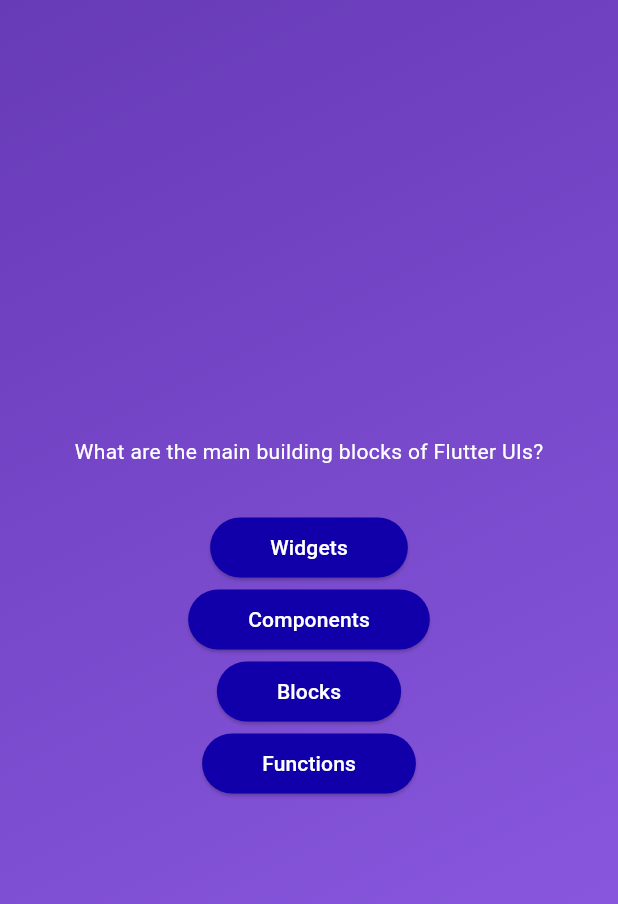
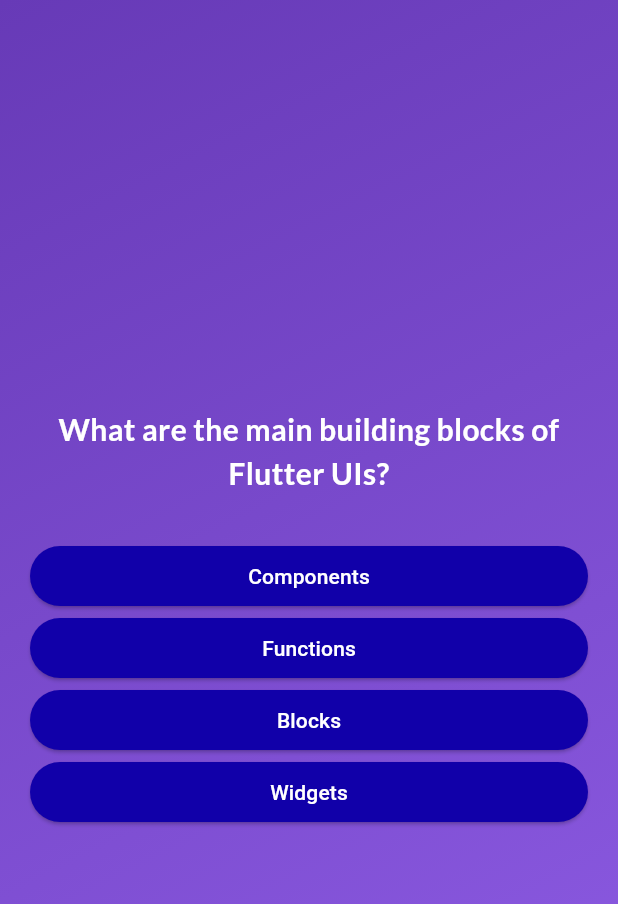
Before and after one commit to aqpbat/quiz_app, a Flutter app: the screen it shows after launch, after a tap on "Start quiz", on a phone screen of 412 x 824 dp. Shown: the top 904 px of the screen. Run offline on Flutter 3.47's test engine with Material 3 defaults, Android fonts, the phone set to English and light mode, and no system bars; our stand-ins replace google_fonts.

Commit message:
Tested MacOS and iOS build, added Google Fonts package, added logic to push answers in List<String>

```diff
--- a/lib/models/quiz_question.dart
+++ b/lib/models/quiz_question.dart
@@ -3,4 +3,10 @@ class QuizQuestion {
 
   final String text;
   final List<String> answers;
+
+  List<String> getShuffledAnswers() {
+    final shuffledList = List.of(answers);
+    shuffledList.shuffle();
+    return shuffledList;
+  }
 }
--- a/lib/screens/questions_screen.dart
+++ b/lib/screens/questions_screen.dart
@@ -1,9 +1,17 @@
 import 'package:flutter/material.dart';
+
+import 'package:google_fonts/google_fonts.dart';
+
 import 'package:quiz_app/screens/answer_button.dart';
 import 'package:quiz_app/data/questions.dart';
 
 class QuestionsScreen extends StatefulWidget {
-  const QuestionsScreen({super.key});
+  const QuestionsScreen({
+    super.key,
+    required this.onSelectAnswer,
+  });
+
+  final void Function(String answer) onSelectAnswer;
 
   @override
   State<QuestionsScreen> createState() {
@@ -12,28 +20,49 @@ class QuestionsScreen extends StatefulWidget {
 }
 
 class _QuestionsScreenState extends State<QuestionsScreen> {
+  var currentQuestionIndex = 0;
+
+  void answerQuestion(String selectedAnswer) {
+    widget.onSelectAnswer(selectedAnswer);
+    setState(() {
+      currentQuestionIndex++;
+    });
+  }
+
   @override
   Widget build(BuildContext context) {
-    final currentQuestion = questions[0];
+    final currentQuestion = questions[currentQuestionIndex];
 
     return SizedBox(
       width: double.infinity,
+      child: Container(
+        margin: const EdgeInsets.all(20),
         child: Column(
           mainAxisAlignment: MainAxisAlignment.center,
+          crossAxisAlignment: CrossAxisAlignment.stretch,
           children: [
             Text(
               currentQuestion.text,
-            style: const TextStyle(
-              color: Colors.white,
+              style: GoogleFonts.lato(
+                color: const Color.fromARGB(255, 255, 255, 255),
+                fontSize: 20,
+                fontWeight: FontWeight.bold,
               ),
+              textAlign: TextAlign.center,
             ),
             const SizedBox(
               height: 30,
             ),
-          ...currentQuestion.answers.map((answer) {
-            return AnswerButton(answerText: answer, onTab: () {});
+            ...currentQuestion.getShuffledAnswers().map((answer) {
+              return AnswerButton(
+                answerText: answer,
+                onTab: () {
+                  answerQuestion(answer);
+                },
+              );
             }),
           ],
+        ),
       ),
     );
   }
--- a/lib/screens/quiz.dart
+++ b/lib/screens/quiz.dart
@@ -13,6 +13,7 @@ class Quiz extends StatefulWidget {
 
 class _QuizState extends State<Quiz> {
   Widget? activeScreen;
+  final List<String> selectedAnswers = [];
 
   @override
   void initState() {
@@ -22,8 +23,14 @@ class _QuizState extends State<Quiz> {
 
   void switchScreen() {
     setState(() {
-      activeScreen = const QuestionsScreen();
+      activeScreen = QuestionsScreen(
+        onSelectAnswer: chooseAnswer,
+      );
     });
+  }
+
+  void chooseAnswer(String answer) {
+    selectedAnswers.add(answer);
   }
 
   @override
--- a/lib/screens/start_screen.dart
+++ b/lib/screens/start_screen.dart
@@ -1,4 +1,6 @@
 import 'package:flutter/material.dart';
+
+import 'package:google_fonts/google_fonts.dart';
 
 class StartScreen extends StatelessWidget {
   const StartScreen(this.startQuiz, {super.key});
@@ -19,9 +21,12 @@ class StartScreen extends StatelessWidget {
           const SizedBox(
             height: 60,
           ),
-          const Text(
+          Text(
             'Learn Flutter the fun away!',
-            style: TextStyle(fontSize: 24, color: Colors.white),
+            style: GoogleFonts.lato(
+              fontSize: 24,
+              color: Colors.white,
+            ),
           ),
           const SizedBox(
             height: 30,
--- a/pubspec.yaml
+++ b/pubspec.yaml
@@ -35,6 +35,7 @@ dependencies:
   # The following adds the Cupertino Icons font to your application.
   # Use with the CupertinoIcons class for iOS style icons.
   cupertino_icons: ^1.0.6
+  google_fonts: ^6.2.1
 
 dev_dependencies:
   flutter_test:
```
Also changed, not shown: pubspec.lock, 13 other files. Lines whose indentation alone changed are shown as unchanged.
